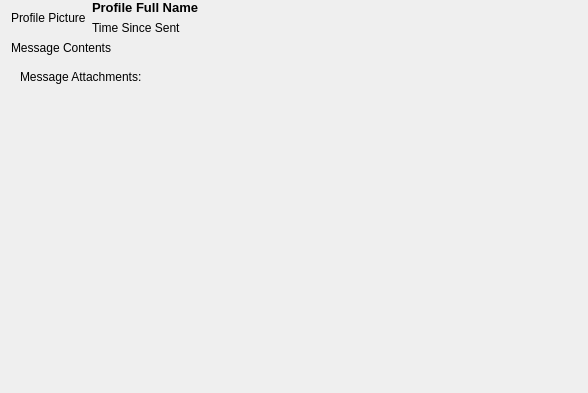
Before: the Qt Designer form viewmessage.ui in PeteCastle/SoftwareDesignCaseStudy, drawn with Qt 5.
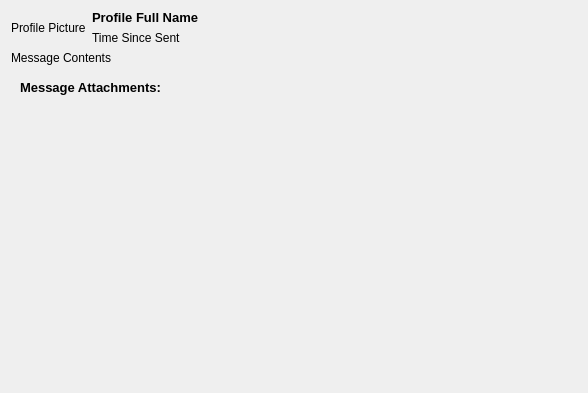
After: the same form once the commit is applied.

What changed in the file:
```diff
--- a/viewmessage.ui
+++ b/viewmessage.ui
@@ -15,7 +15,7 @@
   </property>
   <layout class="QVBoxLayout" name="verticalLayout_2">
    <property name="topMargin">
-    <number>0</number>
+    <number>10</number>
    </property>
    <property name="bottomMargin">
     <number>0</number>
@@ -110,26 +110,35 @@
         <property name="enabled">
          <bool>true</bool>
         </property>
+        <property name="font">
+         <font>
+          <pointsize>10</pointsize>
+          <bold>true</bold>
+         </font>
+        </property>
         <property name="text">
          <string>Message Attachments:</string>
         </property>
        </widget>
       </item>
-     </layout>
-    </widget>
-   </item>
-   <item>
+      <item row="1" column="0">
     <spacer name="verticalSpacer">
      <property name="orientation">
       <enum>Qt::Vertical</enum>
      </property>
+        <property name="sizeType">
+         <enum>QSizePolicy::Expanding</enum>
+        </property>
      <property name="sizeHint" stdset="0">
       <size>
        <width>20</width>
-       <height>40</height>
+          <height>5</height>
       </size>
      </property>
     </spacer>
+      </item>
+     </layout>
+    </widget>
    </item>
   </layout>
  </widget>
```
Left out of the diff: 3 changed lines with no effect on the pictures. Lines whose indentation alone changed are shown as unchanged.
